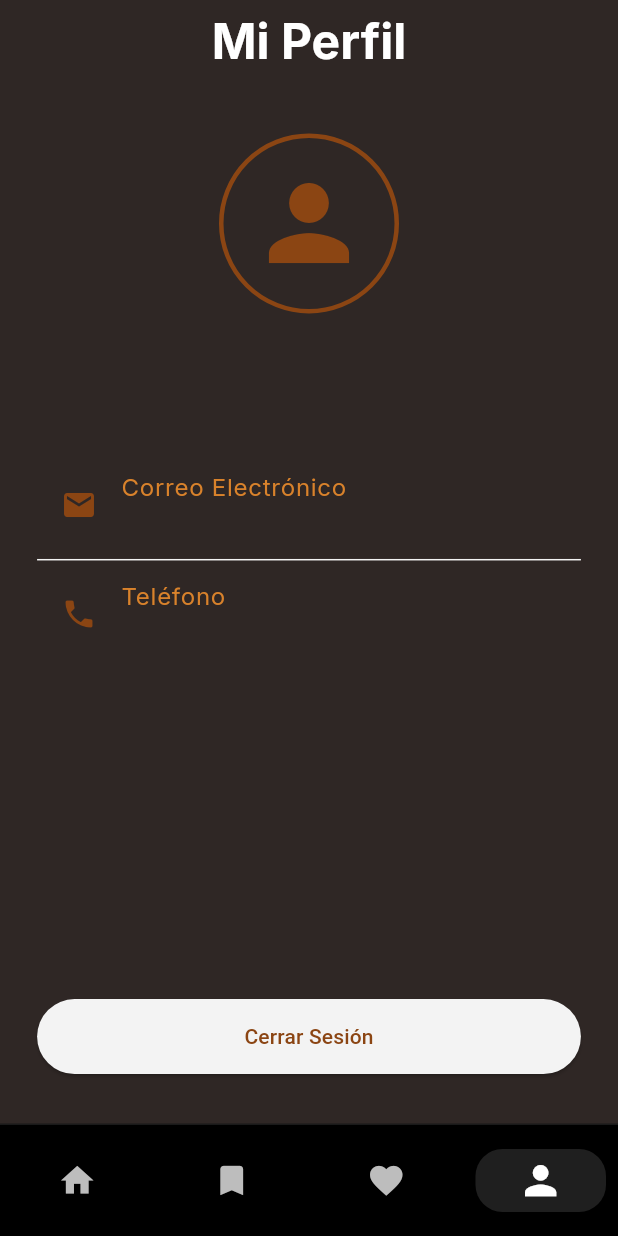
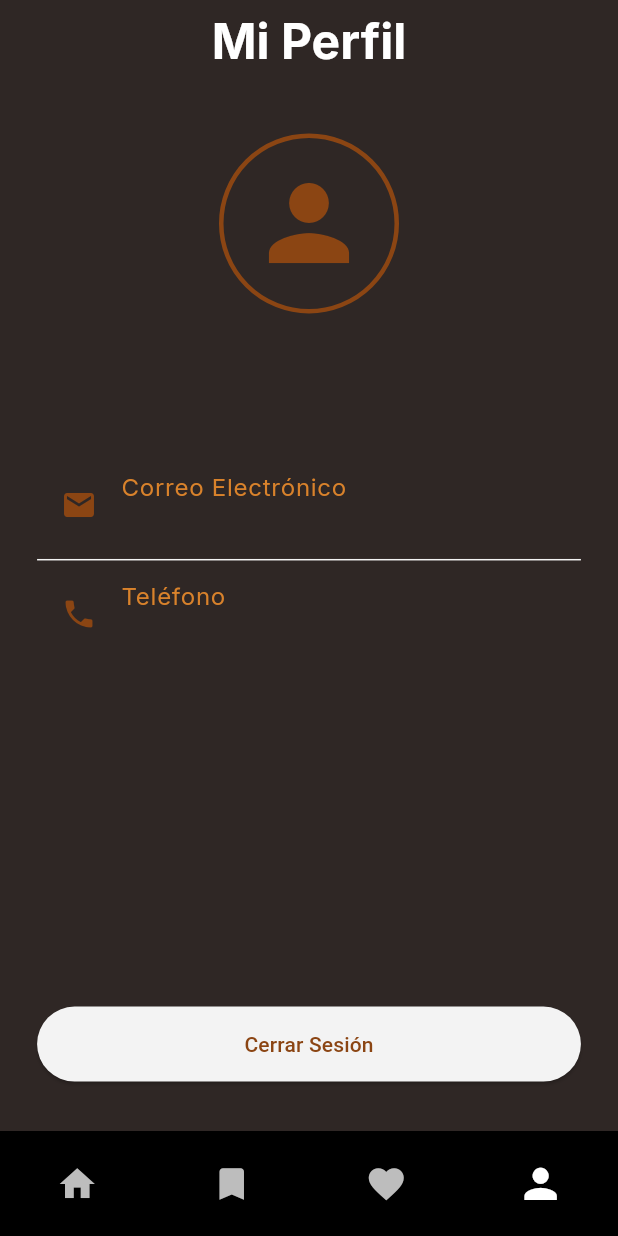
Before and after one commit to bodoquexd/Chocomil_Movies_App_BV, a Flutter app: the MainLayout screen opened directly with empty values, item 4 of the bottom bar chosen, on a phone screen of 412 x 824 dp. Run offline on Flutter 3.47's test engine with Material 3 defaults, Android fonts, the phone set to English and light mode, and no system bars; our stand-ins replace flutter_dotenv, flutter_secure_storage, go_router, google_fonts, local_auth; accounts and stored records are empty; network calls fail.

Commit message:
cambios del profesor

```diff
--- a/lib/presentation/screens/movies/home_screen.dart
+++ b/lib/presentation/screens/movies/home_screen.dart
@@ -257,7 +257,7 @@ class _HomeScreenState extends State<HomeScreen> {
                       'La interfaz es moderna y muy agradable visualmente.',
                 ),
 
-                const SizedBox(height: 30),
+                const SizedBox(height: 8),
               ],
             ),
     );
--- a/lib/presentation/widgets/botton_nav_widget.dart
+++ b/lib/presentation/widgets/botton_nav_widget.dart
@@ -49,25 +49,18 @@ class _BottomNavWidgetState extends State<BottomNavWidget> {
     final isActive = selected == index;
 
     return Expanded(
-      child: GestureDetector(
+      child: InkWell(
         onTap: () => onTap(index),
-        child: AnimatedContainer(
-          duration: const Duration(milliseconds: 250),
-          margin: const EdgeInsets.symmetric(horizontal: 8, vertical: 10),
-          padding: const EdgeInsets.symmetric(vertical: 8),
-          decoration: BoxDecoration(
-            color: isActive
-                ? Colors.white.withOpacity(0.12)
-                : Colors.transparent,
-            borderRadius: BorderRadius.circular(18),
-          ),
+        child: Center(
           child: AnimatedScale(
             duration: const Duration(milliseconds: 200),
-            scale: isActive ? 1.2 : 1.0,
+            scale: isActive ? 1.15 : 1.0,
             child: Icon(
               icon,
-              color: isActive ? Colors.white : AppColors.grayLight,
-              size: 26,
+              size: 28,
+              color: isActive
+                  ? Colors.white
+                  : AppColors.grayLight,
             ),
           ),
         ),
@@ -78,14 +71,8 @@ class _BottomNavWidgetState extends State<BottomNavWidget> {
   @override
   Widget build(BuildContext context) {
     return Container(
-      height: 75,
-      decoration: BoxDecoration(
-        color: Colors.black,
-        border: Border(
-          // Una línea muy sutil arriba para que no se pierda contra fondos oscuros
-          top: BorderSide(color: Colors.white.withOpacity(0.1)),
-        ),
-      ),
+      height: 70,
+      color: Colors.black,
       child: Row(
         children: [
           buildItem(icon: Icons.home, index: 0),
```
